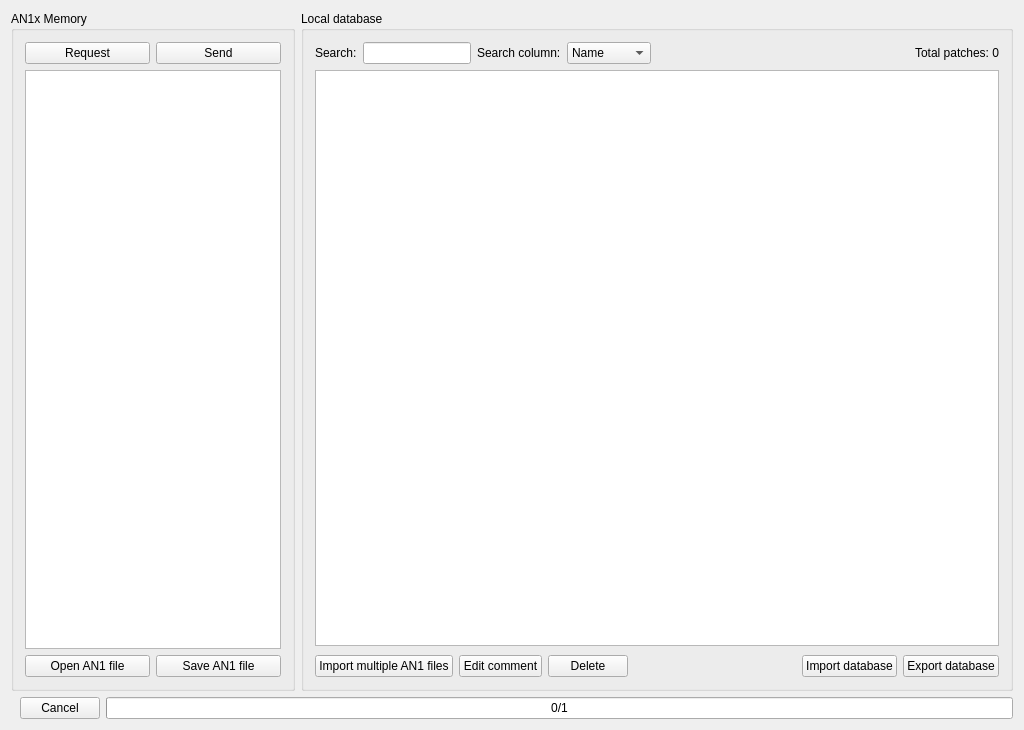
This is src/View/Browser.ui in thefinalcutbg/QAN1xEditor as Qt 5 draws it before an edit. The edited form follows.
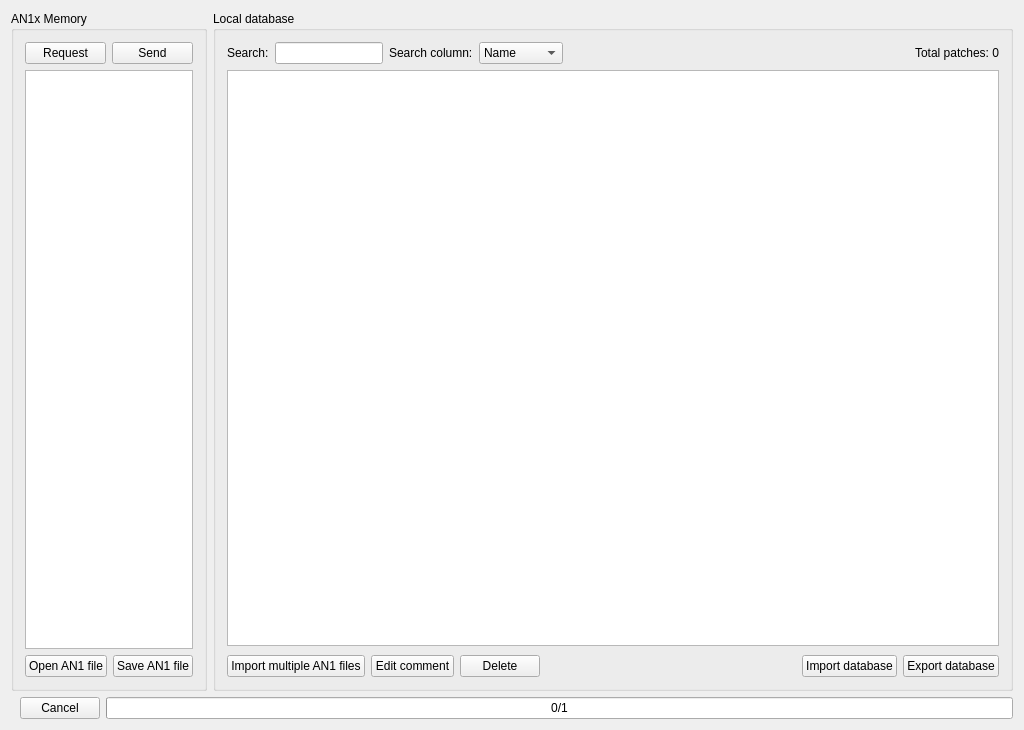
This is the edited form. Custom widgets are drawn as their Qt base class.

Patch:
```diff
--- a/src/View/Browser.ui
+++ b/src/View/Browser.ui
@@ -46,7 +46,7 @@
         <item>
          <widget class="MemoryList" name="An1xList">
           <property name="sizePolicy">
-           <sizepolicy hsizetype="Preferred" vsizetype="Expanding">
+           <sizepolicy hsizetype="Ignored" vsizetype="Expanding">
             <horstretch>0</horstretch>
             <verstretch>0</verstretch>
            </sizepolicy>
```
